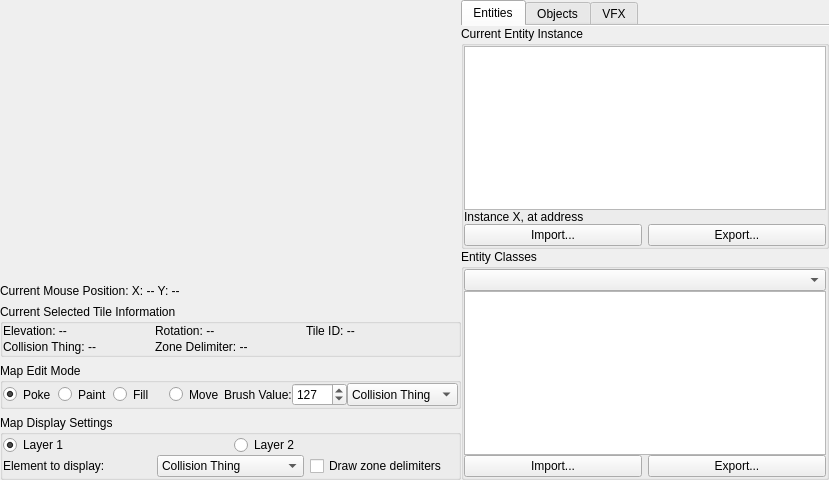
IvanDSM/KingsFieldRE, file Tools/KFModTool/mapeditwidget.ui: the form before one commit.
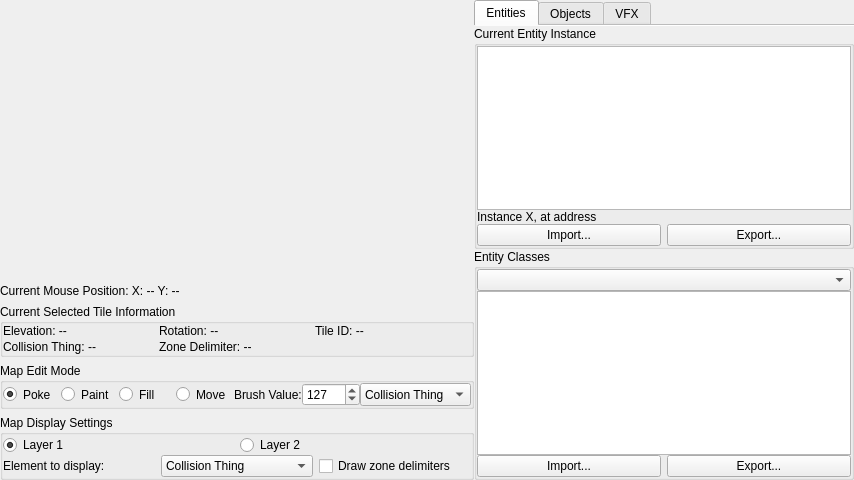
The form after the commit. Icons and pictures are not drawn. Custom widgets are drawn as their Qt base class.

```diff
--- a/Tools/KFModTool/mapeditwidget.ui
+++ b/Tools/KFModTool/mapeditwidget.ui
@@ -6,7 +6,7 @@
    <rect>
     <x>0</x>
     <y>0</y>
-    <width>829</width>
+    <width>854</width>
     <height>480</height>
    </rect>
   </property>
```
